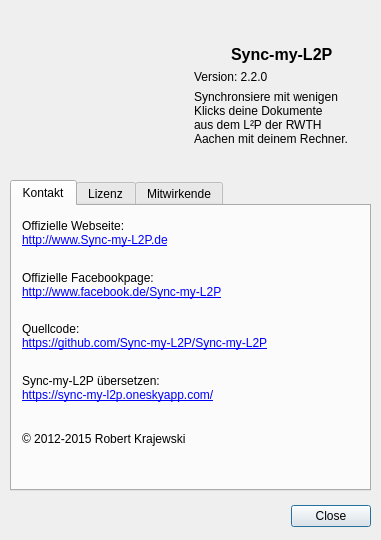
The window that gui/info.ui (RobertKrajewski/Sync-my-L2P) describes before a commit, drawn with Qt 5.
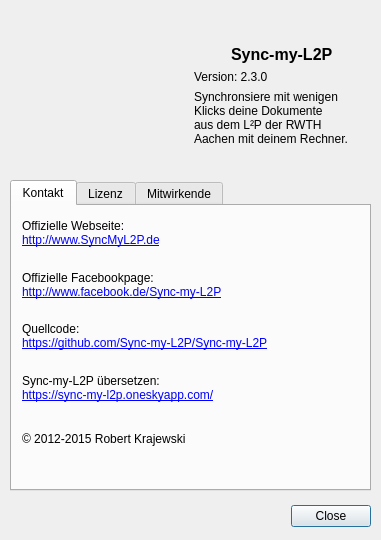
The same window after the commit.

Commit message: Updated version texts to 2.3.0 and updated links to website

What changed in the file:
```diff
--- a/gui/info.ui
+++ b/gui/info.ui
@@ -77,7 +77,7 @@
       <item>
        <widget class="QLabel" name="version_lable">
         <property name="text">
-         <string notr="true">Version: 2.2.0</string>
+         <string notr="true">Version: 2.3.0</string>
         </property>
        </widget>
       </item>
@@ -134,7 +134,7 @@
       <item>
        <widget class="QLabel" name="homepage_link">
         <property name="text">
-         <string>&lt;html&gt;&lt;head/&gt;&lt;body&gt;&lt;p&gt;Offizielle Webseite: &lt;br/&gt;&lt;a href=&quot;http://www.Sync-my-L2P.de&quot;&gt;&lt;span style=&quot; text-decoration: underline; color:#0000ff;&quot;&gt;http://www.Sync-my-L2P.de&lt;/span&gt;&lt;/a&gt;&lt;/p&gt;&lt;/body&gt;&lt;/html&gt;</string>
+         <string>&lt;html&gt;&lt;head/&gt;&lt;body&gt;&lt;p&gt;Offizielle Webseite: &lt;br/&gt;&lt;a href=&quot;http://www.Sync-my-L2P.de&quot;&gt;&lt;span style=&quot; text-decoration: underline; color:#0000ff;&quot;&gt;http://www.SyncMyL2P.de&lt;/span&gt;&lt;/a&gt;&lt;/p&gt;&lt;/body&gt;&lt;/html&gt;</string>
         </property>
         <property name="openExternalLinks">
          <bool>true</bool>
```
Left out of the diff: 4 changed lines with no effect on the pictures. The commit also changes 1 other file.
